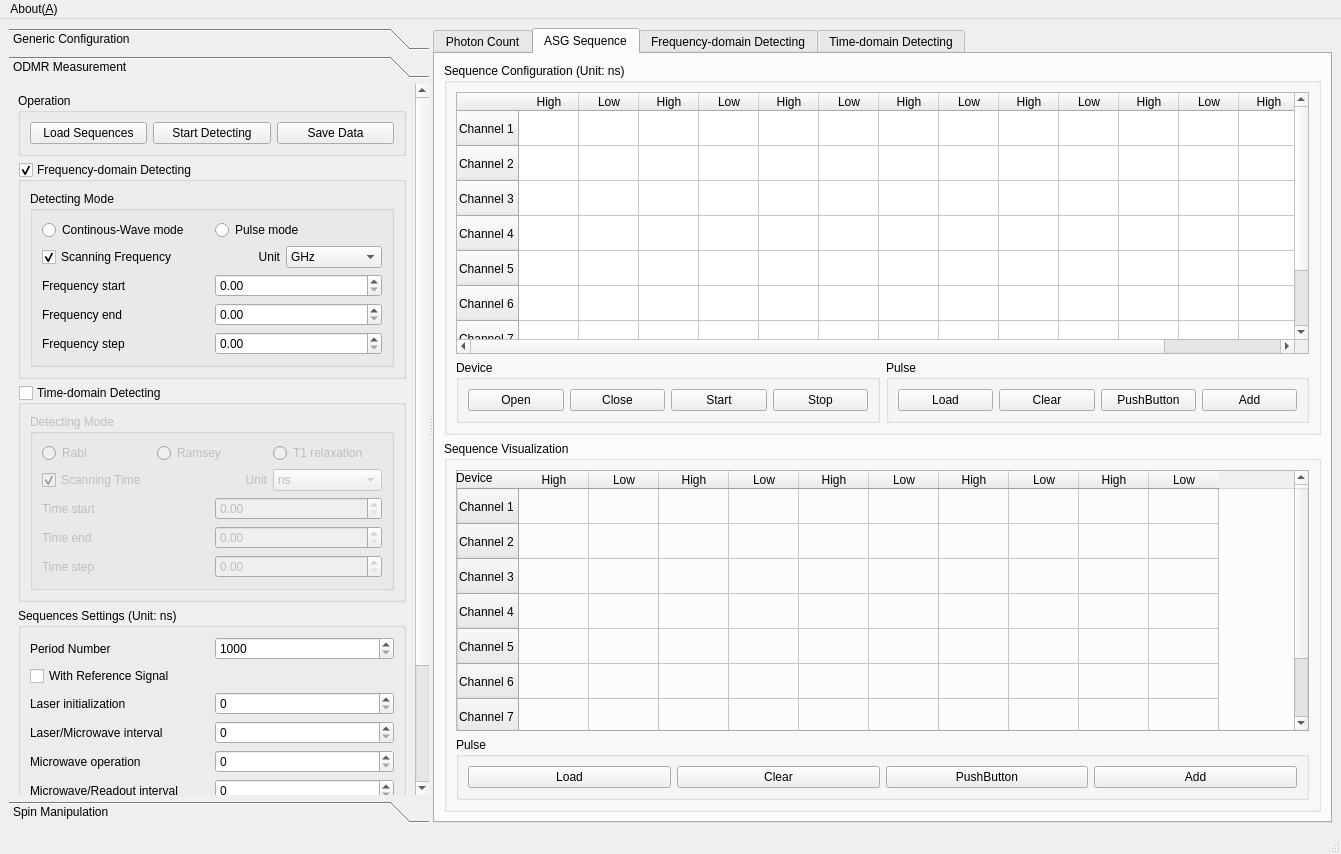
Above: ui/odmactor_window.ui from Youngcius/odmactor-gui before the change. Below: the same form after it.
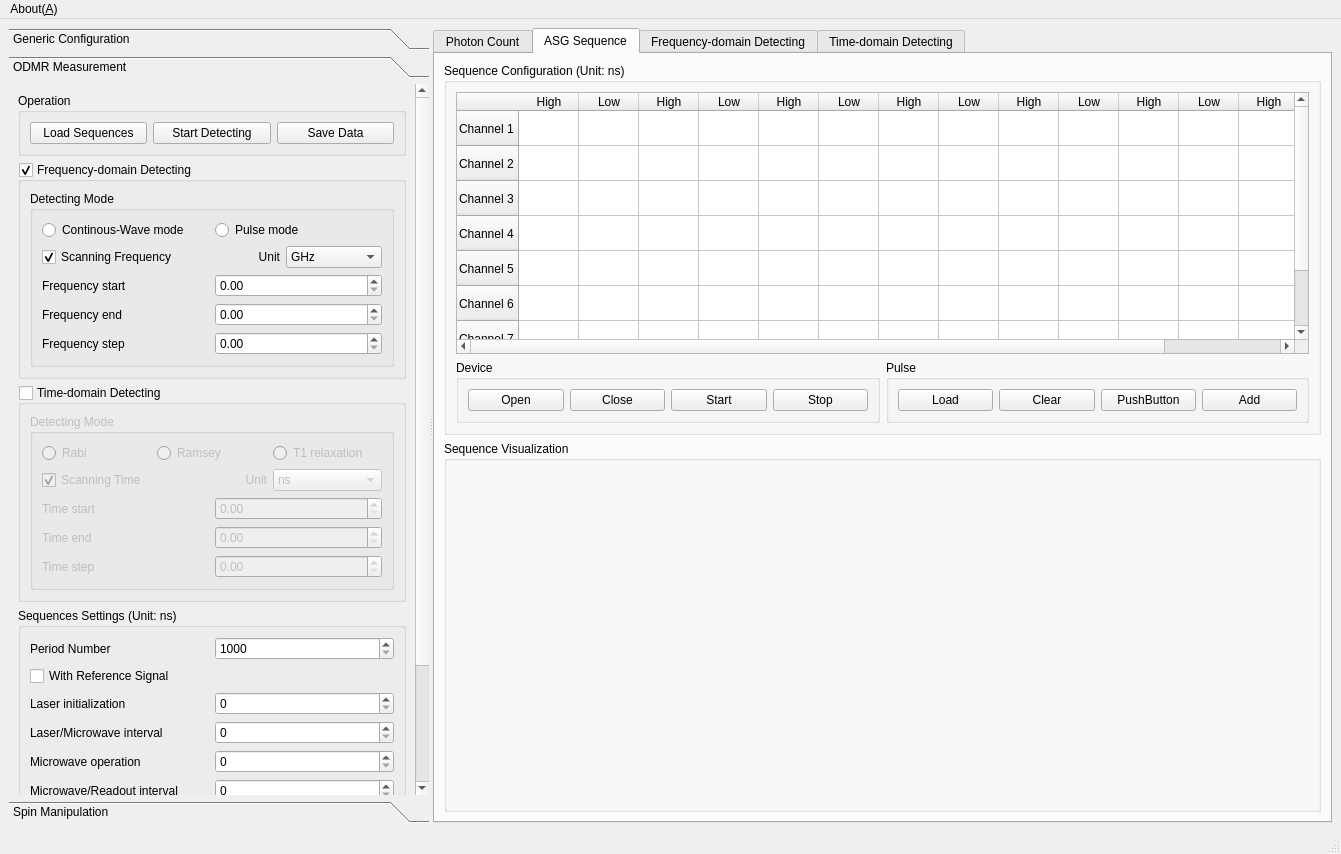
That is the form after the change. The open tabs and pages were chosen to show the change. Custom widgets are drawn as their Qt base class.

```diff
--- a/ui/odmactor_window.ui
+++ b/ui/odmactor_window.ui
@@ -1366,159 +1366,13 @@
            </property>
            <layout class="QGridLayout" name="gridLayout_17">
             <item row="0" column="0">
-             <widget class="QTableWidget" name="tableWidgetSequence_2">
-              <attribute name="horizontalHeaderDefaultSectionSize">
-               <number>70</number>
-              </attribute>
-              <attribute name="verticalHeaderDefaultSectionSize">
-               <number>35</number>
-              </attribute>
-              <row>
-               <property name="text">
-                <string>Channel 1</string>
-               </property>
-              </row>
-              <row>
-               <property name="text">
-                <string>Channel 2</string>
-               </property>
-              </row>
-              <row>
-               <property name="text">
-                <string>Channel 3</string>
-               </property>
-              </row>
-              <row>
-               <property name="text">
-                <string>Channel 4</string>
-               </property>
-              </row>
-              <row>
-               <property name="text">
-                <string>Channel 5</string>
-               </property>
-              </row>
-              <row>
-               <property name="text">
-                <string>Channel 6</string>
-               </property>
-              </row>
-              <row>
-               <property name="text">
-                <string>Channel 7</string>
-               </property>
-              </row>
-              <row>
-               <property name="text">
-                <string>Channel 8</string>
-               </property>
-              </row>
-              <column>
-               <property name="text">
-                <string>High</string>
-               </property>
-              </column>
-              <column>
-               <property name="text">
-                <string>Low</string>
-               </property>
-              </column>
-              <column>
-               <property name="text">
-                <string>High</string>
-               </property>
-              </column>
-              <column>
-               <property name="text">
-                <string>Low</string>
-               </property>
-              </column>
-              <column>
-               <property name="text">
-                <string>High</string>
-               </property>
-              </column>
-              <column>
-               <property name="text">
-                <string>Low</string>
-               </property>
-              </column>
-              <column>
-               <property name="text">
-                <string>High</string>
-               </property>
-              </column>
-              <column>
-               <property name="text">
-                <string>Low</string>
-               </property>
-              </column>
-              <column>
-               <property name="text">
-                <string>High</string>
-               </property>
-              </column>
-              <column>
-               <property name="text">
-                <string>Low</string>
-               </property>
-              </column>
-              <item row="0" column="0">
-               <property name="text">
-                <string/>
-               </property>
-               <property name="toolTip">
-                <string/>
-               </property>
-               <property name="whatsThis">
-                <string/>
-               </property>
-              </item>
-             </widget>
-            </item>
-            <item row="0" column="0">
-             <widget class="QGroupBox" name="groupBox_9">
-              <property name="title">
-               <string>Device</string>
+             <widget class="QWidget" name="widget" native="true">
+              <property name="sizePolicy">
+               <sizepolicy hsizetype="Expanding" vsizetype="Expanding">
+                <horstretch>0</horstretch>
+                <verstretch>0</verstretch>
+               </sizepolicy>
               </property>
-              <layout class="QHBoxLayout" name="horizontalLayout_7"/>
-             </widget>
-            </item>
-            <item row="1" column="0">
-             <widget class="QGroupBox" name="groupBox_8">
-              <property name="title">
-               <string>Pulse</string>
-              </property>
-              <layout class="QHBoxLayout" name="horizontalLayout_6">
-               <item>
-                <widget class="QPushButton" name="pushButton_18">
-                 <property name="text">
-                  <string>Load</string>
-                 </property>
-                </widget>
-               </item>
-               <item>
-                <widget class="QPushButton" name="pushButton_19">
-                 <property name="text">
-                  <string>Clear</string>
-                 </property>
-                </widget>
-               </item>
-               <item>
-                <widget class="QPushButton" name="pushButton_20">
-                 <property name="text">
-                  <string>PushButton</string>
-                 </property>
-                </widget>
-               </item>
-               <item>
-                <widget class="QPushButton" name="pushButton_21">
-                 <property name="text">
-                  <string>Add</string>
-                 </property>
-                </widget>
-               </item>
-              </layout>
              </widget>
             </item>
            </layout>
```
Left out of the diff: 2 changed lines with no effect on the pictures.
